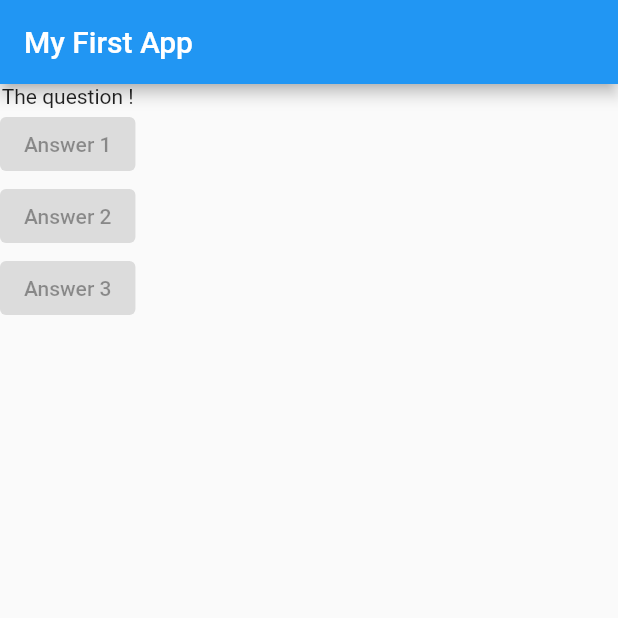
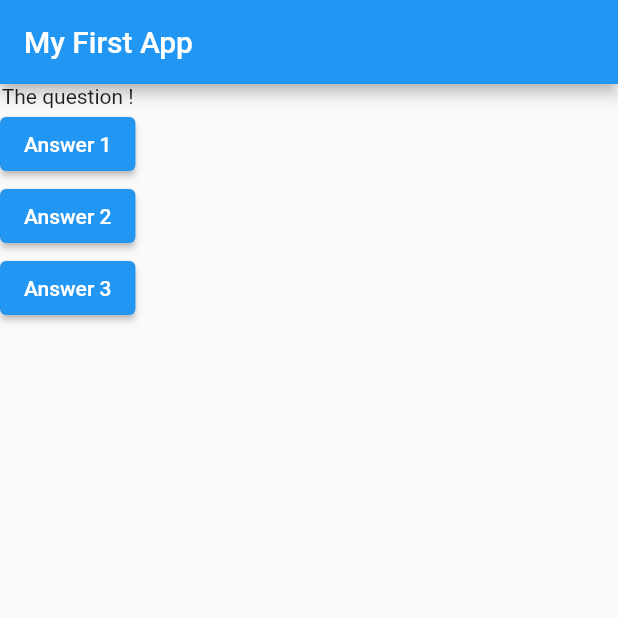
Before and after one commit to godomainz/flutter_quiz_app, a Flutter app: the screen it shows after launch, on a phone screen of 412 x 824 dp, the top half of it. Run offline on Flutter 3.47's test engine with Material 2 defaults, Android fonts, the phone set to English and light mode, and no system bars.

Commit message:
017 Connecting Functions & Buttons

```diff
--- a/lib/main.dart
+++ b/lib/main.dart
@@ -3,6 +3,10 @@ import 'package:flutter/material.dart';
 void main() => runApp(MyApp());
 
 class MyApp extends StatelessWidget {
+  void answerQuestion() {
+    print("Answer chosen");
+  }
+
   @override
   Widget build(BuildContext context) {
     var questions = [
@@ -17,9 +21,9 @@ class MyApp extends StatelessWidget {
         body: Column(
           children: [
             Text("The question !"),
-            ElevatedButton(onPressed: null, child: Text('Answer 1')),
-            ElevatedButton(onPressed: null, child: Text('Answer 2')),
-            ElevatedButton(onPressed: null, child: Text('Answer 3')),
+            ElevatedButton(onPressed: answerQuestion, child: Text('Answer 1')),
+            ElevatedButton(onPressed: answerQuestion, child: Text('Answer 2')),
+            ElevatedButton(onPressed: answerQuestion, child: Text('Answer 3')),
           ],
         ),
       ),
```
